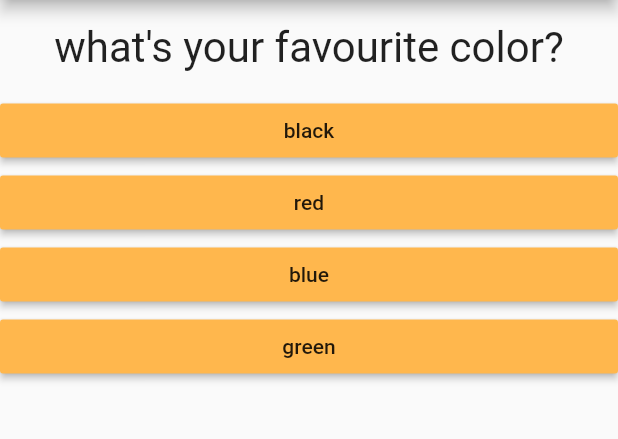
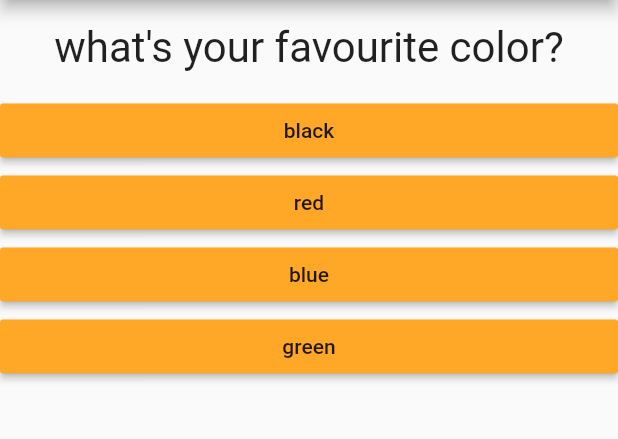
Before and after one commit to abhishekkharkwal75/Quiz_Selector, a Flutter app: the screen it shows after launch, on a phone screen of 412 x 824 dp, the part 84-523 px from its top. Run offline on Flutter 3.47's test engine with Material 2 defaults, Android fonts, the phone set to English and light mode, and no system bars.

Commit message:
New color added

```diff
--- a/lib/answer.dart
+++ b/lib/answer.dart
@@ -13,7 +13,7 @@ class Answer extends StatelessWidget {
         Container(
           width: double.infinity,
           child: RaisedButton(
-            color: Colors.orange[300],
+            color: Colors.orange[400],
             child: Text(answerText), //calling answerText in text
             onPressed: selectHandler,
           ),
```
